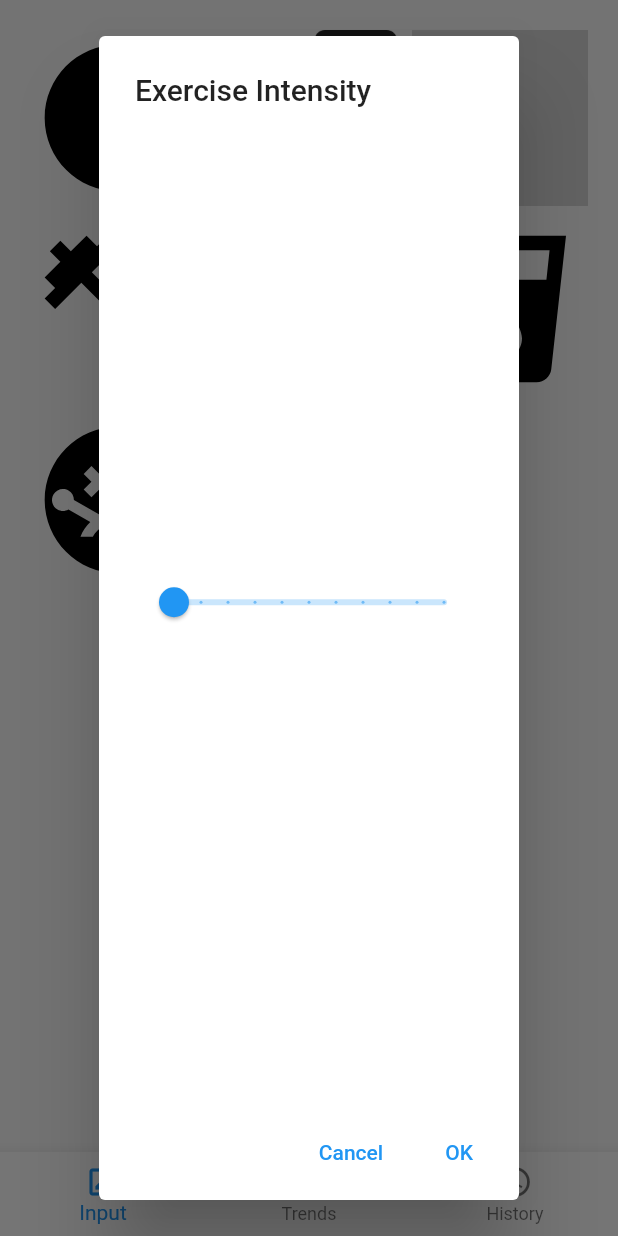
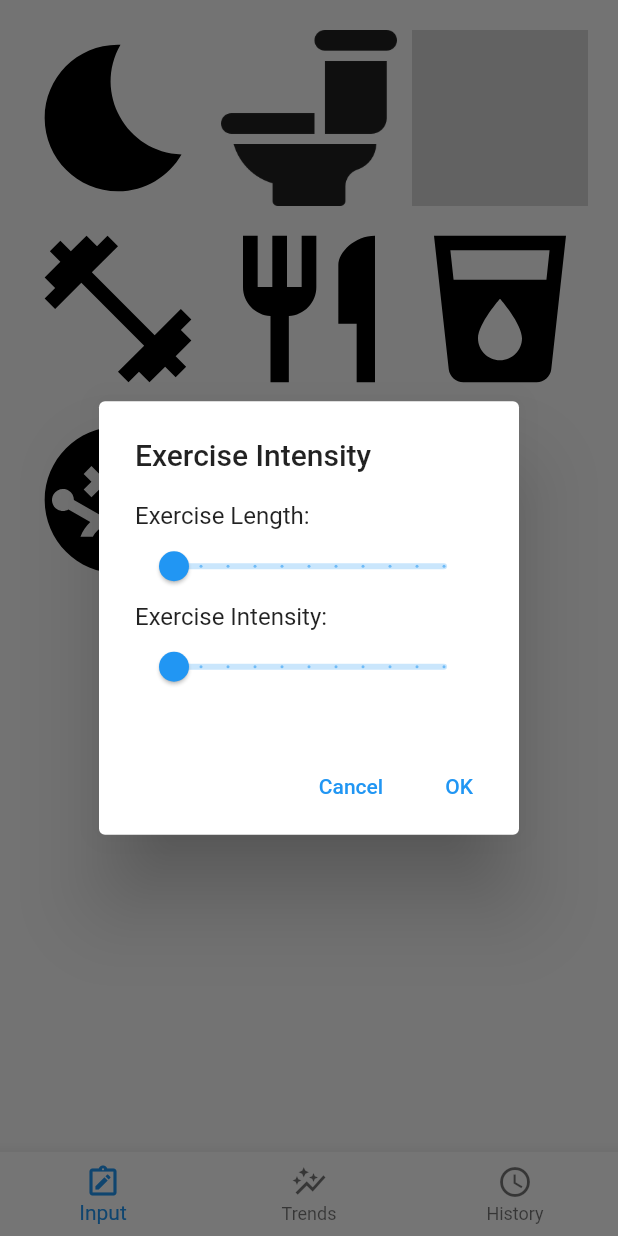
Before and after one commit to JohnHuang1/Synses, a Flutter app: the screen it shows after launch, after a tap on an icon or button, on a phone screen of 412 x 824 dp. Run offline on Flutter 3.47's test engine with Material 2 defaults, Android fonts, the phone set to English and light mode, and no system bars; our stand-ins replace flutter_svg, hive, hive_flutter, syncfusion_flutter_charts; accounts and stored records are empty.

Commit message:
exercise length and intensity

```diff
--- a/lib/input_page/input_page.dart
+++ b/lib/input_page/input_page.dart
@@ -1,12 +1,14 @@
 import 'package:flutter/material.dart';
 import 'package:flutter_svg/svg.dart';
 import 'package:synses/data/entry.dart';
+import 'package:synses/input_page/slider_dialog_exercise.dart';
 import 'package:synses/shared/boxes.dart';
 import 'slider_dialog_widget.dart';
 import 'text_slider_widget.dart';
 
 class InputPage extends StatelessWidget {
   List<double> inputData = [
+    0,
     0,
     0,
     0,
@@ -46,7 +48,10 @@ class InputPage extends StatelessWidget {
                   inputData[1] = value;
                   inputData[2] = value;
                   print("bathroom ${value[1]}  ${value[2]}");
-                  box.add(Entry(timestamp: DateTime.now(), bathroomDiscomfortLevel: value[1], numOfBathroomVisits: value[2]));
+                  box.add(Entry(
+                      timestamp: DateTime.now(),
+                      bathroomDiscomfortLevel: value[1],
+                      numOfBathroomVisits: value[2]));
                 },
                 title: 'Bathroom: Discomfort Level',
                 icon: ImageIcon(AssetImage('images/toilet.png'))),
@@ -55,29 +60,30 @@ class InputPage extends StatelessWidget {
                 onInputCallback: (value) {
                   inputData[3] = value[1];
                   print("mood $value");
-                  box.add(Entry(timestamp: DateTime.now(), happinessLevel: value));
+                  box.add(
+                      Entry(timestamp: DateTime.now(), happinessLevel: value));
                 },
                 title: 'Mood/Stress Level',
                 icon: SvgPicture.asset("images/mood.svg")),
-            InputDialogStateful(
+            exerciseSliderStateful(
                 //Exercise
                 onInputCallback: (value) {
-                  inputData[4] = value;
+                  inputData[4] = value[0];
+                  inputData[5] = value[1];
                 },
                 title: 'Exercise Intensity',
                 icon: SvgPicture.asset("images/exercise.svg")),
             InputDialogStateful(
                 //Diet
                 onInputCallback: (value) {
-                  inputData[5] = value;
-
+                  inputData[6] = value;
                 },
                 title: 'Diet',
                 icon: SvgPicture.asset("images/diet.svg")),
             InputDialogStateful(
                 //Hydration
                 onInputCallback: (value) {
-                  inputData[6] = value;
+                  inputData[7] = value;
                   print("hydration $value");
                   box.add(Entry(timestamp: DateTime.now(), waterAmt: value));
                 },
@@ -86,9 +92,10 @@ class InputPage extends StatelessWidget {
             InputDialogStateful(
                 //IBS Severity
                 onInputCallback: (value) {
-                  inputData[7] = value;
+                  inputData[8] = value;
                   print("ibsIntensity $value");
-                  box.add(Entry(timestamp: DateTime.now(), ibsIntensity: value));
+                  box.add(
+                      Entry(timestamp: DateTime.now(), ibsIntensity: value));
                 },
                 title: 'IBS Severity',
                 icon: SvgPicture.asset("images/ibsIntensity.svg")),
--- /dev/null
+++ b/lib/input_page/slider_dialog_exercise.dart
@@ -0,0 +1,78 @@
+import 'package:flutter/material.dart';
+import 'slider_widget.dart';
+
+class exerciseSliderStateful extends StatefulWidget {
+  Function onInputCallback;
+  String title;
+  Widget icon;
+  exerciseSliderStateful(
+      {Key? key,
+      required this.onInputCallback,
+      required this.title,
+      required this.icon})
+      : super(key: key);
+
+  @override
+  State<exerciseSliderStateful> createState() =>
+      _exerciseSliderState(onInputCallback, title, icon);
+}
+
+class _exerciseSliderState extends State<exerciseSliderStateful> {
+  _exerciseSliderState(this.onInputCallback, this.title, this.icon);
+  Function onInputCallback;
+  String title;
+  Widget icon;
+  List<double> rvalue = [0, 0];
+  @override
+  Widget build(BuildContext context) {
+    return GestureDetector(
+      child: icon,
+      onTap: () => showDialog<String>(
+        context: context,
+        builder: (BuildContext context) => AlertDialog(
+          title: Text(title),
+          content: Column(
+              crossAxisAlignment: CrossAxisAlignment.stretch,
+              //posisi
+              mainAxisSize: MainAxisSize.min,
+              // untuk mengatur agar widget column mengikuti widget
+              children: <Widget>[
+                Text("Exercise Length:"),
+                SliderStateful(
+                  min: 0.0,
+                  max: 10.0,
+                  divisions: 10,
+                  currentSliderValue: 0,
+                  onChangedCallback: (value) {
+                    rvalue[0] = value;
+                  },
+                ),
+                Text("Exercise Intensity:"),
+                SliderStateful(
+                  min: 0.0,
+                  max: 10.0,
+                  divisions: 10,
+                  currentSliderValue: 0,
+                  onChangedCallback: (value) {
+                    rvalue[1] = value;
+                  },
+                ),
+              ]),
+          actions: <Widget>[
+            TextButton(
+              onPressed: () => Navigator.pop(context, 'Cancel'),
+              child: const Text('Cancel'),
+            ),
+            TextButton(
+              onPressed: () {
+                Navigator.pop(context, 'OK');
+                onInputCallback(rvalue);
+              },
+              child: const Text('OK'),
+            ),
+          ],
+        ),
+      ),
+    );
+  }
+}
```
